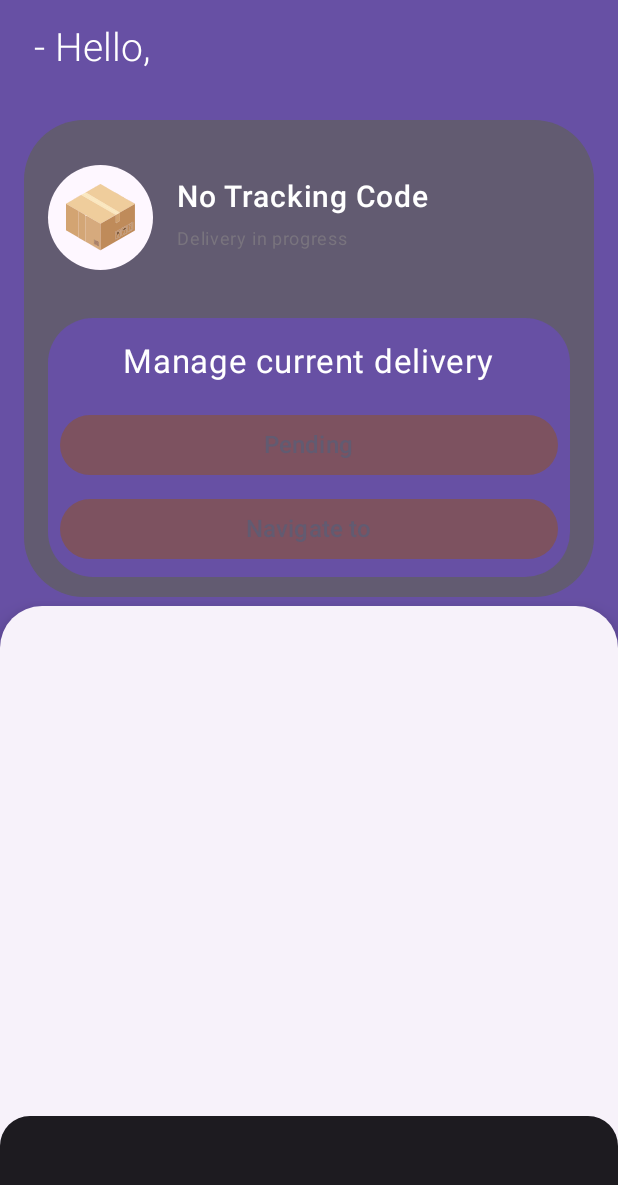
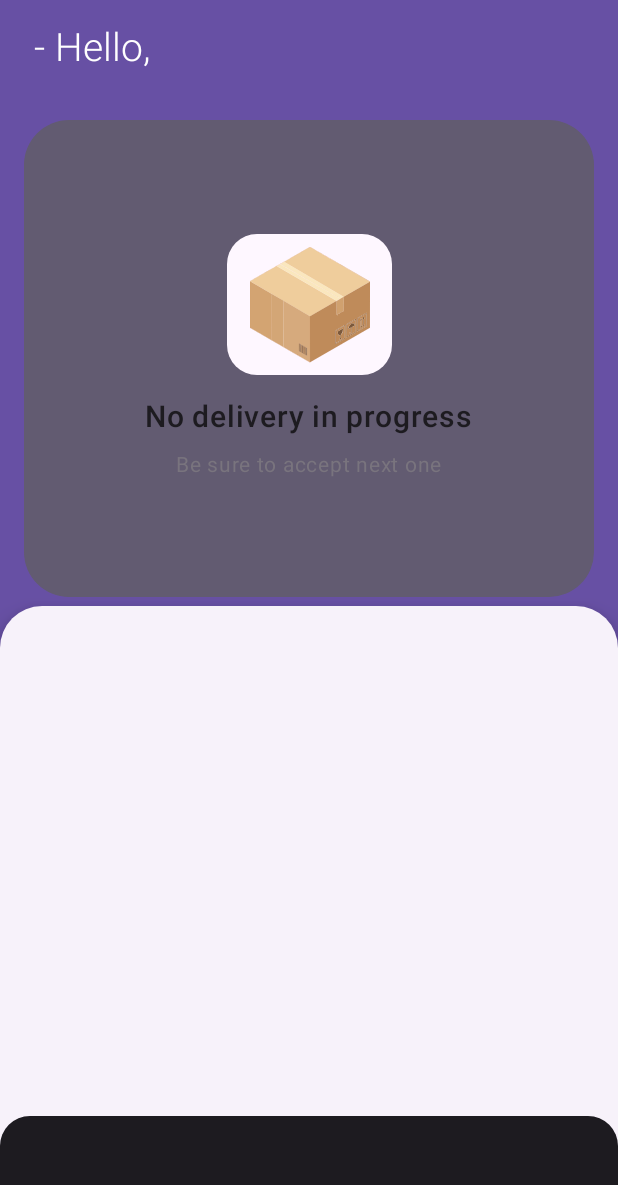
Before and after one commit to ljubicics/door2door-app, an Android app built with Jetpack Compose: the DeliveryDriverScreen screen opened through its navigation route, on a phone screen of 412 x 824 dp. Shown: the top 1185 px of the screen. Run offline under Robolectric (Android 15) with nearby library versions, the phone set to English and light mode, and no system bars; 1 statement that could not run was skipped.

Commit message:
Finish driver deliveries functionality

```diff
--- /dev/null
+++ b/app/src/main/java/com/example/door2door_app/delivery/ui/components/NoActiveDeliveryItem.kt
@@ -0,0 +1,98 @@
+package com.example.door2door_app.delivery.ui.components
+
+import androidx.compose.foundation.Image
+import androidx.compose.foundation.background
+import androidx.compose.foundation.layout.Arrangement
+import androidx.compose.foundation.layout.Box
+import androidx.compose.foundation.layout.Column
+import androidx.compose.foundation.layout.PaddingValues
+import androidx.compose.foundation.layout.Spacer
+import androidx.compose.foundation.layout.fillMaxSize
+import androidx.compose.foundation.layout.fillMaxWidth
+import androidx.compose.foundation.layout.height
+import androidx.compose.foundation.layout.padding
+import androidx.compose.foundation.layout.size
+import androidx.compose.foundation.shape.CircleShape
+import androidx.compose.foundation.shape.RoundedCornerShape
+import androidx.compose.material3.Card
+import androidx.compose.material3.CardDefaults
+import androidx.compose.material3.MaterialTheme
+import androidx.compose.material3.Surface
+import androidx.compose.material3.Text
+import androidx.compose.runtime.Composable
+import androidx.compose.ui.Alignment
+import androidx.compose.ui.Modifier
+import androidx.compose.ui.draw.clip
+import androidx.compose.ui.res.painterResource
+import androidx.compose.ui.res.stringResource
+import androidx.compose.ui.text.font.FontWeight
+import androidx.compose.ui.tooling.preview.Preview
+import androidx.compose.ui.unit.dp
+import androidx.compose.ui.unit.sp
+import com.example.door2door_app.R
+import com.example.door2door_app.ui.theme.Door2DoorAppTheme
+
+@Composable
+fun NoActiveDeliveryItem(
+    modifier: Modifier = Modifier
+) {
+    Card(
+        modifier = modifier
+            .fillMaxWidth()
+            .height(350.dp)
+            .padding(paddingValues = PaddingValues(16.dp))
+            .clip(shape = RoundedCornerShape(30.dp)),
+        colors = CardDefaults.cardColors(
+            containerColor = MaterialTheme.colorScheme.secondary,
+            contentColor = MaterialTheme.colorScheme.onSurfaceVariant
+        )
+    ) {
+        Column(
+            modifier = modifier
+                .fillMaxSize()
+                .padding(16.dp),
+            verticalArrangement = Arrangement.Center,
+            horizontalAlignment = Alignment.CenterHorizontally
+        ) {
+            Box(
+                modifier = Modifier
+                    .size(110.dp)
+                    .padding(bottom = 16.dp)
+                    .background(
+                        color = MaterialTheme.colorScheme.surface,
+                        shape = RoundedCornerShape(20.dp)
+                    ),
+                contentAlignment = Alignment.Center
+            ) {
+                Image(
+                    modifier = Modifier
+                        .size(80.dp),
+                    painter = painterResource(id = R.drawable.delivery_package_color),
+                    contentDescription = null
+                )
+            }
+            Text(
+                text = stringResource(R.string.no_delivery_in_progress),
+                fontSize = 20.sp,
+                fontWeight = FontWeight.Medium,
+                color = MaterialTheme.colorScheme.onSurface
+            )
+            Spacer(modifier = Modifier.height(8.dp))
+            Text(
+                text = stringResource(R.string.be_sure_to_accept_next_one),
+                fontSize = 14.sp,
+                color = MaterialTheme.colorScheme.outline
+            )
+        }
+    }
+}
+
+@Preview
+@Composable
+fun NoActiveDeliveryItemPreview() {
+    Door2DoorAppTheme {
+        Surface {
+            NoActiveDeliveryItem()
+        }
+    }
+}
--- a/app/src/main/java/com/example/door2door_app/delivery/ui/driver/DriverDeliveriesScreen.kt
+++ b/app/src/main/java/com/example/door2door_app/delivery/ui/driver/DriverDeliveriesScreen.kt
@@ -34,6 +34,7 @@ import androidx.navigation.NavController
 import com.example.door2door_app.delivery.domain.model.Delivery
 import com.example.door2door_app.delivery.ui.components.DeliveriesView
 import com.example.door2door_app.delivery.ui.components.DeliveryInProgressItem
+import com.example.door2door_app.delivery.ui.components.NoActiveDeliveryItem
 import com.example.door2door_app.delivery.ui.components.NoDeliveriesView
 import com.example.door2door_app.delivery.ui.components.util.NavigationDestinationResolver
 import com.example.door2door_app.navigation.DeliveryDriverDestinations
@@ -82,7 +83,7 @@ fun DriverDeliveriesScreen(
 
     DriverDeliveriesScreenContent(
         user = state.user ?: User(),
-        inProgressDelivery = state.inProgressDelivery ?: Delivery(),
+        inProgressDelivery = state.inProgressDelivery,
         deliveries = state.finishedDeliveries,
         onNavigationButtonClick = viewmodel::onNavigationButtonClick,
         onDeliveryStatusButtonClick = viewmodel::onDeliveryStatusButtonClick
@@ -93,7 +94,7 @@ fun DriverDeliveriesScreen(
 @Composable
 private fun DriverDeliveriesScreenContent(
     user: User = User(),
-    inProgressDelivery: Delivery = Delivery(),
+    inProgressDelivery: Delivery? = null,
     deliveries: List<Delivery> = emptyList(),
     onDeliveryStatusButtonClick: () -> Unit = {},
     onNavigationButtonClick: () -> Unit = {}
@@ -142,11 +143,15 @@ private fun DriverDeliveriesScreenContent(
                 .background(color = MaterialTheme.colorScheme.primary)
                 .padding(paddingValues = PaddingValues(top = innerPadding.calculateTopPadding()))
         ) {
-            DeliveryInProgressItem(
-                delivery = inProgressDelivery,
-                onDeliveryStatusButtonClick = onDeliveryStatusButtonClick,
-                onNavigationButtonClick = onNavigationButtonClick
-            )
+            if (inProgressDelivery == null) {
+                NoActiveDeliveryItem()
+            } else {
+                DeliveryInProgressItem(
+                    delivery = inProgressDelivery,
+                    onDeliveryStatusButtonClick = onDeliveryStatusButtonClick,
+                    onNavigationButtonClick = onNavigationButtonClick
+                )
+            }
         }
     }
 }
--- a/app/src/main/res/values/strings.xml
+++ b/app/src/main/res/values/strings.xml
@@ -17,6 +17,8 @@
     <string name="register_button">Register</string>
     <string name="register_error">Registration failed</string>
     <string name="delivery_in_progress">Delivery in progress</string>
+    <string name="no_delivery_in_progress">No delivery in progress</string>
+    <string name="be_sure_to_accept_next_one">Be sure to accept next one</string>
     <string name="no_tracking_code">No Tracking Code</string>
     <string name="no_status">No status</string>
 
```
Also changed, not shown: app/src/main/java/com/example/door2door_app/delivery/ui/driver/DriverDeliveriesViewModel.kt (+14 -13 lines).
